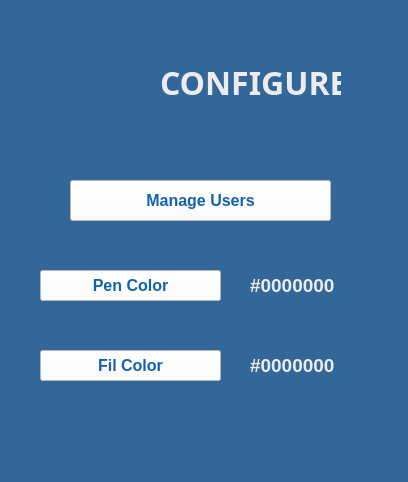
This is Código/Core/view/Configure.ui in Enki403/ProyectoBDI as Qt 5 draws it before an edit. The edited form follows.
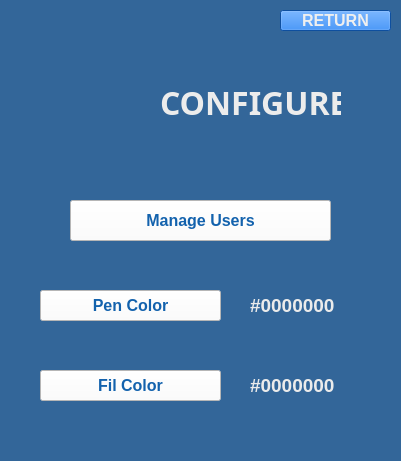
This is the edited form. Icons and pictures are not drawn.

Commit message: creando modulos para utilizar las ventanas y añadiendo el boton de return

```diff
--- a/Código/Core/view/Configure.ui
+++ b/Código/Core/view/Configure.ui
@@ -9,8 +9,8 @@
    <rect>
     <x>0</x>
     <y>0</y>
-    <width>408</width>
-    <height>482</height>
+    <width>401</width>
+    <height>461</height>
    </rect>
   </property>
   <property name="mouseTracking">
@@ -34,7 +34,7 @@
     <property name="geometry">
      <rect>
       <x>160</x>
-      <y>60</y>
+      <y>80</y>
       <width>181</width>
       <height>41</height>
      </rect>
@@ -54,7 +54,7 @@
     <property name="geometry">
      <rect>
       <x>70</x>
-      <y>180</y>
+      <y>200</y>
       <width>261</width>
       <height>41</height>
      </rect>
@@ -78,7 +78,7 @@
     <property name="geometry">
      <rect>
       <x>40</x>
-      <y>270</y>
+      <y>290</y>
       <width>181</width>
       <height>31</height>
      </rect>
@@ -102,7 +102,7 @@
     <property name="geometry">
      <rect>
       <x>250</x>
-      <y>270</y>
+      <y>290</y>
       <width>121</width>
       <height>31</height>
      </rect>
@@ -128,7 +128,7 @@
     <property name="geometry">
      <rect>
       <x>50</x>
-      <y>0</y>
+      <y>20</y>
       <width>161</width>
       <height>101</height>
      </rect>
@@ -144,7 +144,7 @@
     <property name="geometry">
      <rect>
       <x>40</x>
-      <y>350</y>
+      <y>370</y>
       <width>181</width>
       <height>31</height>
      </rect>
@@ -168,7 +168,7 @@
     <property name="geometry">
      <rect>
       <x>250</x>
-      <y>350</y>
+      <y>370</y>
       <width>121</width>
       <height>31</height>
      </rect>
@@ -190,9 +190,33 @@
      <set>Qt::AlignLeading|Qt::AlignLeft|Qt::AlignVCenter</set>
     </property>
    </widget>
-   <zorder>manageUsersbutton</zorder>
-   <zorder>penColorButton</zorder>
-   <zorder>penColorLabel</zorder>
+   <widget class="QPushButton" name="buttonReturn">
+    <property name="geometry">
+     <rect>
+      <x>280</x>
+      <y>10</y>
+      <width>111</width>
+      <height>21</height>
+     </rect>
+    </property>
+    <property name="font">
+     <font>
+      <pointsize>12</pointsize>
+      <weight>75</weight>
+      <bold>true</bold>
+     </font>
+    </property>
+    <property name="styleSheet">
+     <string notr="true">background-color: rgb(20, 111, 223);
+color:rgb(239, 239, 239);</string>
+    </property>
+    <property name="text">
+     <string>RETURN</string>
+    </property>
+   </widget>
+   <zorder>buttonManageUsers</zorder>
+   <zorder>buttonPenColor</zorder>
+   <zorder>labelPenColor</zorder>
    <zorder>label_4</zorder>
    <zorder>label_3</zorder>
    <zorder>fillColorButton</zorder>
```
Left out of the diff: 29 changed lines with no effect on the pictures. The commit also changes 18 other files.
